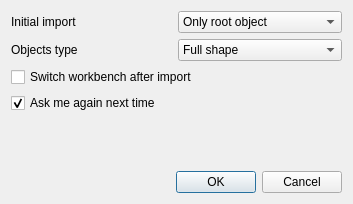
Above: ui/dialogImport.ui from yorikvanhavre/FreeCAD-NativeIFC before the change. Below: the same form after it.
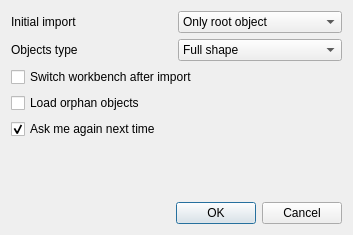
That is the form after the change.

Commit message: Load orphan objects - issue #27

What changed in the file:
```diff
--- a/ui/dialogImport.ui
+++ b/ui/dialogImport.ui
@@ -7,7 +7,7 @@
     <x>0</x>
     <y>0</y>
     <width>353</width>
-    <height>204</height>
+    <height>235</height>
    </rect>
   </property>
   <property name="windowTitle">
@@ -89,6 +89,16 @@
      </property>
     </widget>
    </item>
+   <item>
+    <widget class="QCheckBox" name="checkLoadOrphans">
+     <property name="toolTip">
+      <string>If this is marked, objects not belonging to any project will be loaded too and placed in a separate group</string>
+     </property>
+     <property name="text">
+      <string>Load orphan objects</string>
+     </property>
+    </widget>
+   </item>
    <item>
     <widget class="QCheckBox" name="checkAskAgain">
      <property name="toolTip">
```
The commit also changes 4 other files.
